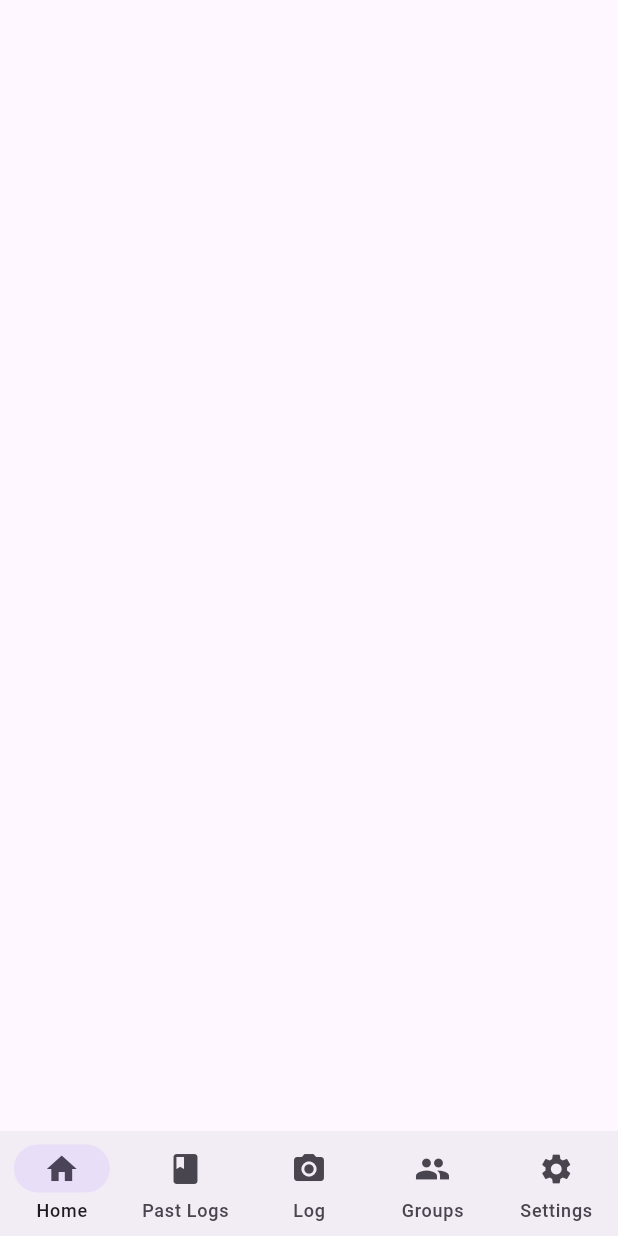
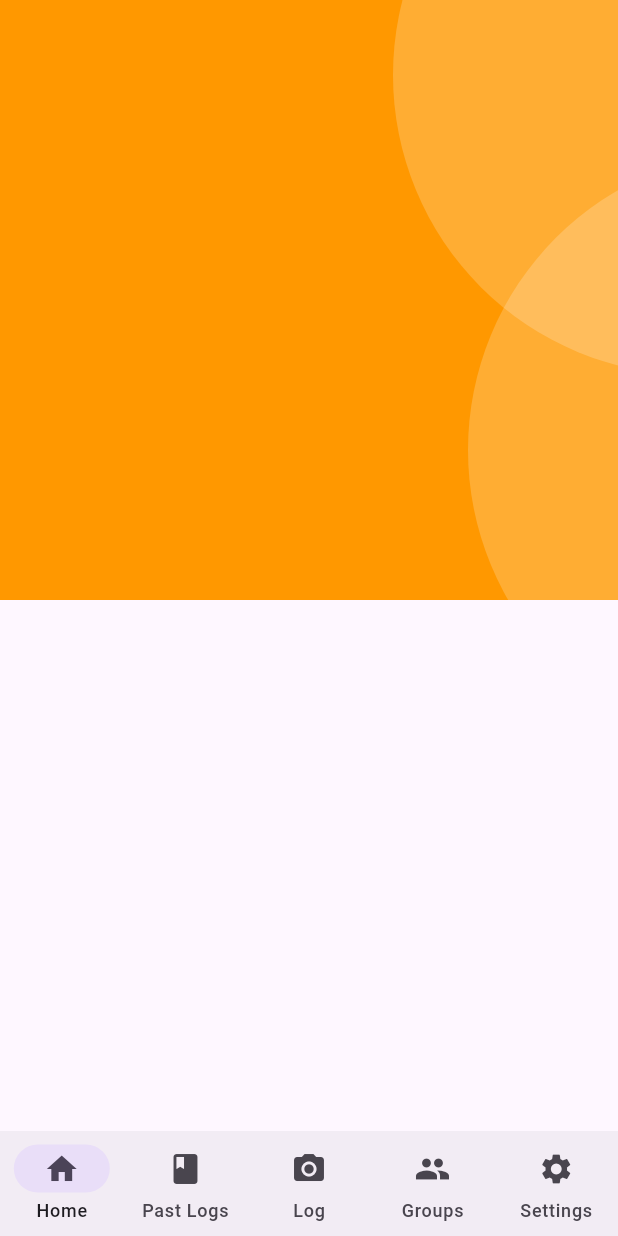
Before and after one commit to yewkhang/culinary_compass, a Flutter app: the screen it shows after launch, on a phone screen of 412 x 824 dp. Run offline on Flutter 3.47's test engine with Material 3 defaults, Android fonts, the phone set to English and light mode, and no system bars; our stand-ins replace get.

Commit message:
initial home page design

```diff
--- a/lib/home.dart
+++ b/lib/home.dart
@@ -1,10 +1,75 @@
 import 'package:flutter/material.dart';
+import 'package:flutter/widgets.dart';
 
 class HomePage extends StatelessWidget {
   const HomePage({super.key});
 
   @override
   Widget build(BuildContext context) {
-    return const Scaffold();
+    return Scaffold(
+        body: SingleChildScrollView(
+      child: Column(
+        children: [
+          Container(
+            color: Colors.orange,
+            padding: const EdgeInsets.all(0),
+            child: SizedBox(
+              height: 400,
+              child: Stack(
+                children: [
+                  Positioned(
+                    top: -150,
+                    right: -250,
+                    child: CircularContainer(
+                      backgroundColor: Colors.white.withOpacity(0.2),
+                    ),
+                  ),
+                  Positioned(
+                      top: 100,
+                      right: -300,
+                      child: CircularContainer(
+                        backgroundColor: Colors.white.withOpacity(0.2),
+                      ))
+
+                ],
+              ),
+            ),
+          )
+        ],
+      ),
+    ));
   }
 }
+
+class CircularContainer extends StatelessWidget {
+  const CircularContainer({
+    super.key,
+    // assigned default values
+    this.child,
+    this.width = 400,
+    this.height = 400,
+    this.radius = 400,
+    this.padding = 0,
+    this.backgroundColor = Colors.white,
+  });
+
+  // ? indicates optional arguments
+  final double? width;
+  final double? height;
+  final double radius;
+  final double padding;
+  final Widget? child;
+  final Color backgroundColor;
+
+  @override
+  Widget build(BuildContext context) {
+    return Container(
+      width: width,
+      height: height,
+      padding: EdgeInsets.all(padding),
+      decoration: BoxDecoration(
+          borderRadius: BorderRadius.circular(radius), color: backgroundColor),
+      child: child,
+    );
+  }
+}
```
